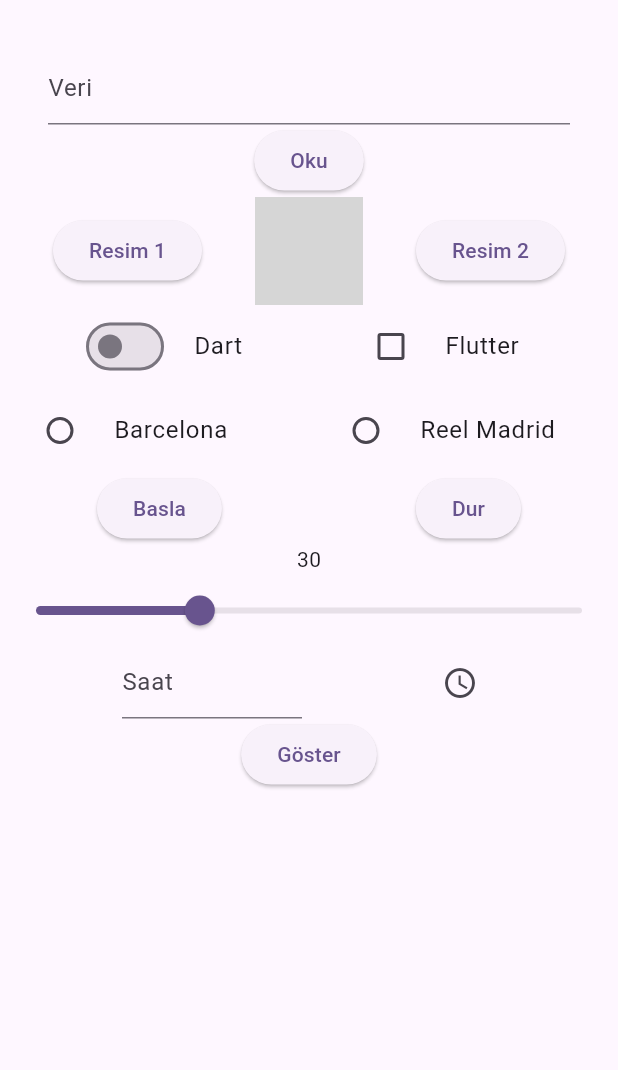
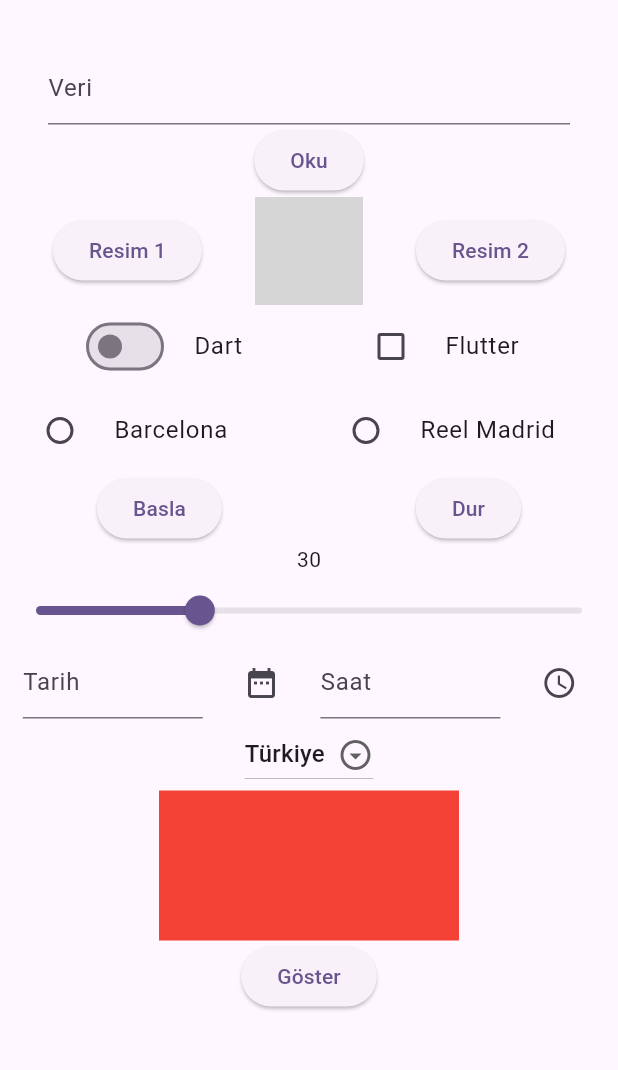
Before and after one commit to onurmelikoglu/Flutter_Bootcamp_Techcareer, a Flutter app: the screen it shows after launch, on a phone screen of 412 x 824 dp, the part 63-1133 px from its top. Run offline on Flutter 3.47's test engine with Material 2 defaults, Android fonts, the phone set to English and light mode, and no system bars; generated files the repository leaves out were written again; network calls fail; grey boxes are pictures that could not be loaded.

Commit message:
6. ders konuları eklendi

```diff
--- /dev/null
+++ b/kisiler_uygulamasi/lib/data/entity/kisiler.dart
@@ -0,0 +1,11 @@
+class Kisiler{
+  int kisi_id;
+  String kisi_adi;
+  String kisi_tel;
+
+  Kisiler({
+    required this.kisi_id,
+    required this.kisi_adi,
+    required this.kisi_tel
+  });
+}
--- a/widgets_kullanimi/lib/anasayfa.dart
+++ b/widgets_kullanimi/lib/anasayfa.dart
@@ -17,10 +17,21 @@
   int radioDeger = 0;
   bool progressKontrol = false;
   double ilerleme = 30.0;
+  String secilenUlke = "Türkiye";
 
   var tfControl = TextEditingController();
   var tfSaat = TextEditingController();
   var tfTarih = TextEditingController();
+  var ulkelerListesi = <String>[];
+
+  @override
+  void initState() {
+    super.initState();
+    ulkelerListesi.add("Türkiye");
+    ulkelerListesi.add("İtalya");
+    ulkelerListesi.add("Japonya");
+    ulkelerListesi.add("Rusya");
+  }
 
   @override
   Widget build(BuildContext context) {
@@ -28,7 +39,8 @@
       appBar: AppBar(
         title: const Text("Widgets Kullanimi"),
       ),
-      body: Center(
+      body: SingleChildScrollView(
+        child: Center(
           child: Column(
             children: [
               Text(alinanVeri),
@@ -157,25 +169,71 @@
                   SizedBox(
                     width: 120,
                     child: TextField(
+                      controller: tfTarih,
+                      decoration: const InputDecoration(hintText: "Tarih"),
+                    ),
+                  ),
+                  IconButton(onPressed: (){
+                    showDatePicker(context: context, initialDate: DateTime.now(), firstDate: DateTime(2000), lastDate: DateTime(2030))
+                        .then((value){
+                          tfTarih.text = "${value!.day} / ${value.month} / ${value.year}";
+                        });
+                  }, icon: Icon(Icons.date_range)),
+                  SizedBox(
+                    width: 120,
+                    child: TextField(
                       controller: tfSaat,
                       decoration: const InputDecoration(hintText: "Saat"),
                     ),
                   ),
                   IconButton(onPressed: (){
-
+                    showTimePicker(context: context, initialTime: TimeOfDay.fromDateTime(DateTime.now()))
+                      .then((value){
+                        tfSaat.text = "${value!.hour} : ${value.minute}";
+                      });
                   }, icon: Icon(Icons.access_time))
                 ],
+              ),
+              DropdownButton(
+                  value: secilenUlke,
+                  icon: const Icon(Icons.arrow_drop_down_circle_outlined),
+                  items: ulkelerListesi.map((ulke){
+                    return DropdownMenuItem(value: ulke, child: Text(ulke));
+                  }).toList(),
+                  onChanged: (ulke){
+                    setState(() {
+                      secilenUlke = ulke!;
+                    });
+                  }
+              ),
+              GestureDetector(
+                onTap: (){
+                  print("Container tek tıklandı");
+                },
+                onDoubleTap: (){
+                  print("Container çift tıklandı");
+                },
+                onLongPress: (){
+                  print("Container üzerine uzun basıldı");
+                },
+                child: Container(
+                  width: 200,
+                  height: 100,
+                  color: Colors.red,
+                ),
               ),
               ElevatedButton(onPressed: (){
                 print("Switch durum : $switchKontrol");
                 print("Checkbox durum : $checkboxKontrol");
                 print("Radio durum : $radioDeger");
                 print("İlerleme durum : $ilerleme");
+                print("Seçilen Ülke : $secilenUlke");
               }, child: const Text("Göster")),
 
             ],
           ),
         ),
+      ),
     );
   }
 }
```
Also changed, not shown: kisiler_uygulamasi/analysis_options.yaml (added, +28 -0 lines), kisiler_uygulamasi/lib/main.dart (added, +24 -0 lines), kisiler_uygulamasi/lib/ui/views/anasayfa.dart (added, +64 -0 lines), kisiler_uygulamasi/lib/ui/views/detay_sayfa.dart (added, +59 -0 lines), kisiler_uygulamasi/lib/ui/views/kayit_sayfa.dart (added, +47 -0 lines), kisiler_uygulamasi/pubspec.yaml (added, +90 -0 lines), kisiler_uygulamasi/pubspec.lock (added), 62 other files. Lines whose indentation alone changed are shown as unchanged.
